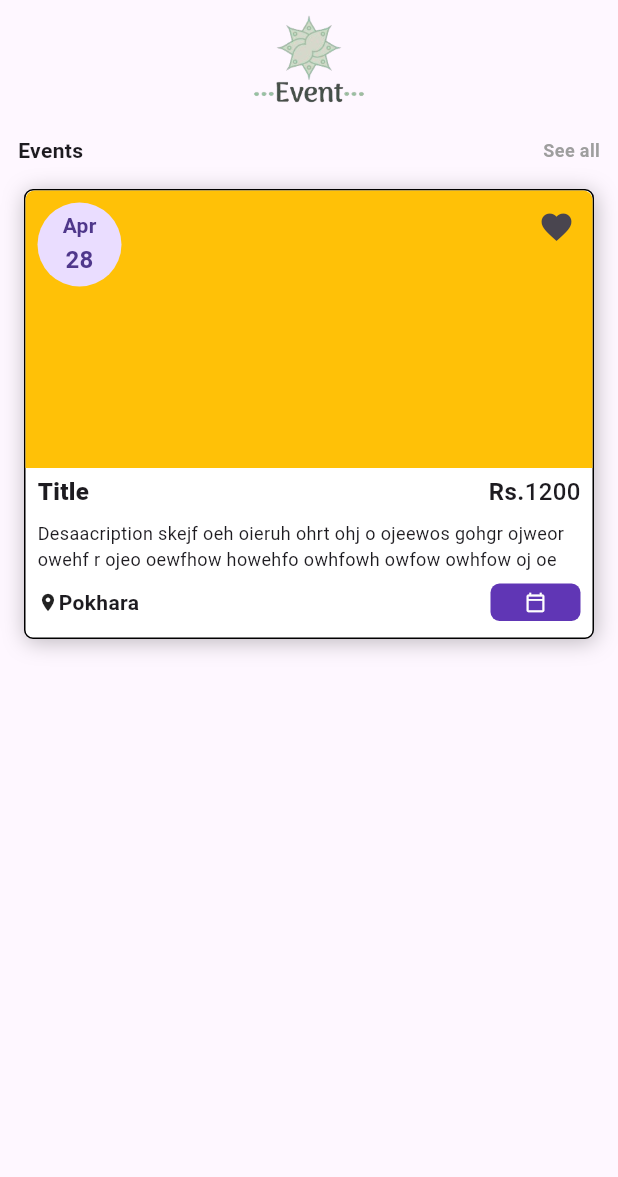
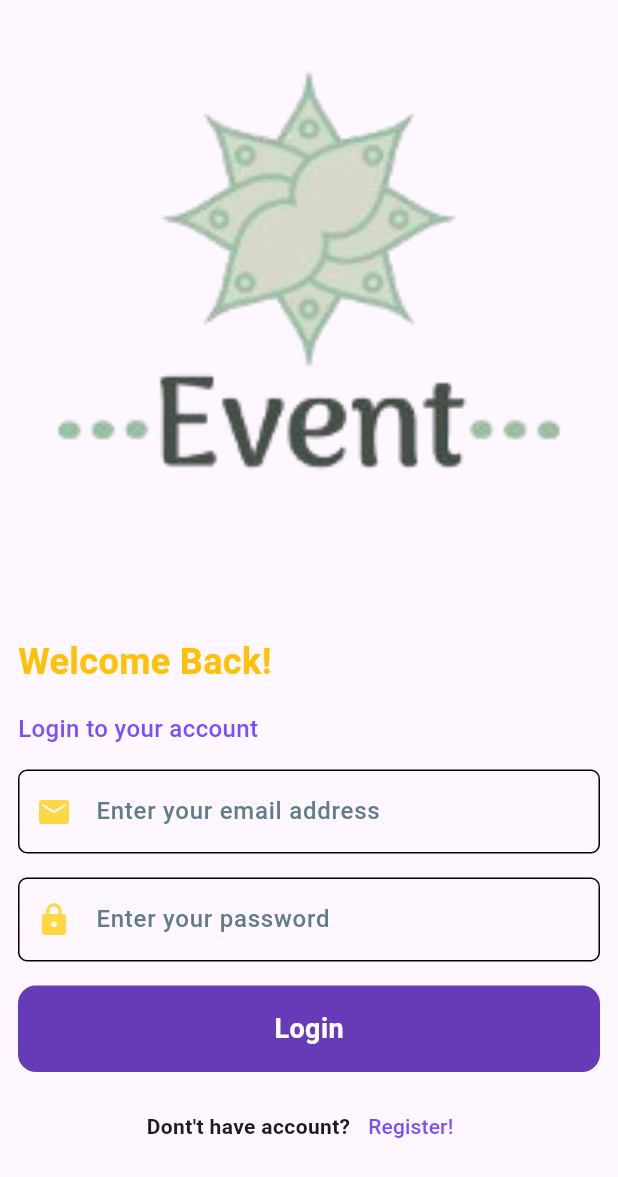
Before and after one commit to MilanGrg24/Event, a Flutter app: the screen it shows after launch, on a phone screen of 412 x 824 dp. Shown: the top 1177 px of the screen. Run offline on Flutter 3.47's test engine with Material 3 defaults, Android fonts, the phone set to English and light mode, and no system bars; our stand-ins replace get.

```diff
--- /dev/null
+++ b/lib/app/custom/custom_button.dart
@@ -0,0 +1,34 @@
+import 'package:flutter/material.dart';
+import 'package:get/get.dart';
+
+class CustomButton extends StatelessWidget {
+  const CustomButton({super.key, required this.onTap, required this.text});
+  final String text;
+  final VoidCallback onTap;
+
+  @override
+  Widget build(BuildContext context) {
+    return GestureDetector(
+      onTap: onTap,
+      child: Center(
+        child: Container(
+          height: Get.size.height * 0.07,
+          decoration: BoxDecoration(
+            color: Colors.deepPurple,
+            borderRadius: BorderRadius.circular(12),
+          ),
+          child: Center(
+            child: Text(
+              text,
+              style: TextStyle(
+                color: Colors.white,
+                fontSize: 18,
+                fontWeight: FontWeight.bold,
+              ),
+            ),
+          ),
+        ),
+      ),
+    );
+  }
+}
--- /dev/null
+++ b/lib/app/custom/custom_textfield.dart
@@ -0,0 +1,132 @@
+// ignore: file_names
+import 'package:flutter/material.dart';
+import 'package:flutter/services.dart';
+
+class CustomTextFormField extends StatefulWidget {
+  final Icon? prefixIcon;
+  final Color? prefixColor;
+  final IconButton? suffixIcon;
+  final Color? suffixIconColor;
+  final String? hintText;
+  final Color? hintColor;
+  final Color? backgroundColor;
+  final Color? textColor;
+  final int? maxLines;
+  final int? minLines;
+  final Color? fillColor;
+  final bool isPassword;
+  final bool isPhoneNumber;
+  final Color? cursorColor;
+  final TextEditingController? controller;
+  final String? errorText;
+  final FormFieldValidator<String>? validator;
+  // ignore: prefer_typing_uninitialized_variables
+  final customValidator;
+  final bool obscureText;
+  final GlobalKey<FormFieldState>? fieldKey;
+  final Function(String val)? onChanged;
+
+  const CustomTextFormField({
+    super.key,
+    this.prefixIcon,
+    this.prefixColor,
+    this.suffixIcon,
+    this.suffixIconColor,
+    this.hintText,
+    this.hintColor,
+    this.backgroundColor,
+    this.textColor,
+    this.maxLines,
+    this.minLines,
+    this.fillColor,
+    this.isPassword = false,
+    this.isPhoneNumber = false,
+    this.cursorColor,
+    this.controller,
+    this.errorText,
+    this.validator,
+    this.customValidator,
+    this.obscureText = false,
+    this.fieldKey,
+    this.onChanged,
+    //required Function(dynamic email) validator,
+  });
+
+  @override
+  State<CustomTextFormField> createState() => _CustomTextFormFieldState();
+}
+
+class _CustomTextFormFieldState extends State<CustomTextFormField> {
+  bool isPasswordVisible = false;
+
+  @override
+  Widget build(BuildContext context) {
+    return TextFormField(
+      controller: widget.controller,
+      style: const TextStyle(fontSize: 16),
+      cursorColor: Colors.deepPurpleAccent,
+      maxLines: 1,
+      onChanged: widget.onChanged,
+      minLines: widget.minLines,
+      obscuringCharacter: "*",
+      obscureText: widget.isPassword ? !isPasswordVisible : false,
+      keyboardType:
+          widget.isPhoneNumber ? TextInputType.phone : TextInputType.text,
+      inputFormatters:
+          widget.isPhoneNumber
+              ? [FilteringTextInputFormatter.allow(RegExp('[0-9.,]+'))]
+              : null,
+      validator: (value) {
+        if (value == null || value.isEmpty) {
+          return "${widget.hintText}";
+        }
+        return null;
+      },
+      decoration: InputDecoration(
+        filled: true,
+        fillColor: widget.backgroundColor,
+        hintText: widget.hintText,
+        hintStyle: const TextStyle(
+          color: Colors.blueGrey,
+          fontWeight: FontWeight.w500,
+        ),
+        prefixIcon: widget.prefixIcon,
+        suffixIcon:
+            widget.isPassword
+                ? IconButton(
+                  splashRadius: 20,
+                  iconSize: 22,
+                  icon:
+                      isPasswordVisible
+                          ? const Icon(Icons.visibility)
+                          : const Icon(Icons.visibility_off_rounded),
+                  onPressed: () {
+                    setState(() {
+                      isPasswordVisible = !isPasswordVisible;
+                    });
+                  },
+                  color: Colors.amber,
+                )
+                : widget.suffixIcon,
+        focusedErrorBorder: OutlineInputBorder(
+          borderRadius: BorderRadius.circular(6),
+          borderSide: const BorderSide(color: Colors.red, width: 1),
+        ),
+        errorStyle: const TextStyle(color: Colors.red),
+        errorBorder: OutlineInputBorder(
+          borderRadius: BorderRadius.circular(6),
+          borderSide: const BorderSide(color: Colors.red, width: 1),
+        ),
+        enabledBorder: OutlineInputBorder(
+          borderRadius: BorderRadius.circular(6),
+          borderSide: BorderSide(width: 1),
+        ),
+        focusedBorder: OutlineInputBorder(
+          borderRadius: BorderRadius.circular(6),
+          borderSide: BorderSide(color: Colors.green, width: 1),
+        ),
+        errorText: widget.errorText,
+      ),
+    );
+  }
+}
--- /dev/null
+++ b/lib/app/modules/login/views/login_view.dart
@@ -0,0 +1,115 @@
+import 'package:eventapp/app/custom/custom_button.dart';
+import 'package:flutter/material.dart';
+
+import 'package:get/get.dart';
+
+import '../../../custom/custom_textfield.dart';
+import '../../home/views/home_view.dart';
+import '../../register/views/register_view.dart';
+import '../controllers/login_controller.dart';
+
+class LoginView extends GetView<LoginController> {
+  const LoginView({super.key});
+
+  @override
+  Widget build(BuildContext context) {
+    return Scaffold(
+      body: SingleChildScrollView(
+        physics: const NeverScrollableScrollPhysics(),
+        child: SafeArea(
+          child: Column(
+            children: [
+              Container(
+                height: Get.size.height * 0.5,
+                width: double.infinity,
+                decoration: const BoxDecoration(
+                  image: DecorationImage(
+                    image: AssetImage("assets/images/event_logo.png"),
+                    fit: BoxFit.fill,
+                  ),
+                ),
+              ),
+              Padding(
+                padding: const EdgeInsets.symmetric(
+                  horizontal: 12,
+                  vertical: 12,
+                ),
+                child: Form(
+                  // key: _formKey,
+                  child: Column(
+                    spacing: 16.0,
+                    crossAxisAlignment: CrossAxisAlignment.start,
+                    children: [
+                      Text(
+                        'Welcome Back!',
+                        style: TextStyle(
+                          color: Colors.amber,
+                          fontSize: 24,
+                          fontWeight: FontWeight.bold,
+                        ),
+                      ),
+                      Text(
+                        'Login to your account',
+                        style: TextStyle(
+                          color: Colors.deepPurpleAccent,
+                          fontSize: 16,
+                          fontWeight: FontWeight.w500,
+                        ),
+                      ),
+                      CustomTextFormField(
+                        backgroundColor: Colors.transparent,
+                        prefixIcon: Icon(
+                          Icons.mail_rounded,
+                          color: Colors.amberAccent,
+                        ),
+                        hintText: 'Enter your email address',
+                      ),
+                      CustomTextFormField(
+                        backgroundColor: Colors.transparent,
+                        prefixIcon: Icon(Icons.lock, color: Colors.amberAccent),
+                        hintText: 'Enter your password',
+                      ),
+                      CustomButton(
+                        onTap: () {
+                          Navigator.of(context).push(
+                            MaterialPageRoute(
+                              builder: (context) => const HomeView(),
+                            ),
+                          );
+                        },
+                        text: "Login",
+                      ),
+                    ],
+                  ),
+                ),
+              ),
+              Row(
+                mainAxisAlignment: MainAxisAlignment.center,
+                children: [
+                  Text(
+                    "Dont't have account?",
+                    style: TextStyle(fontWeight: FontWeight.w700),
+                  ),
+
+                  TextButton(
+                    onPressed: () {
+                      Navigator.of(context).push(
+                        MaterialPageRoute(
+                          builder: (context) => const RegisterView(),
+                        ),
+                      );
+                    },
+                    child: Text(
+                      "Register!",
+                      style: TextStyle(color: Colors.deepPurpleAccent),
+                    ),
+                  ),
+                ],
+              ),
+            ],
+          ),
+        ),
+      ),
+    );
+  }
+}
--- a/lib/app/routes/app_routes.dart
+++ b/lib/app/routes/app_routes.dart
@@ -4,9 +4,15 @@ part of 'app_pages.dart';
 abstract class Routes {
   Routes._();
   static const HOME = _Paths.HOME;
+  static const LOGIN = _Paths.LOGIN;
+  static const REGISTER = _Paths.REGISTER;
+  static const EVENT_DETAIL = _Paths.EVENT_DETAIL;
 }
 
 abstract class _Paths {
   _Paths._();
   static const HOME = '/home';
+  static const LOGIN = '/login';
+  static const REGISTER = '/register';
+  static const EVENT_DETAIL = '/event-detail';
 }
```
Also changed, not shown: lib/app/modules/event_detail/bindings/event_detail_binding.dart (added, +12 -0 lines), lib/app/modules/event_detail/controllers/event_detail_controller.dart (added, +23 -0 lines), lib/app/modules/event_detail/views/event_detail_view.dart (added, +24 -0 lines), lib/app/modules/login/bindings/login_binding.dart (added, +12 -0 lines), lib/app/modules/login/controllers/login_controller.dart (added, +23 -0 lines), lib/app/modules/register/bindings/register_binding.dart (added, +12 -0 lines), lib/app/modules/register/controllers/register_controller.dart (added, +23 -0 lines), lib/app/modules/register/views/register_view.dart (added, +96 -0 lines), lib/app/routes/app_pages.dart (+22 -1 lines).
